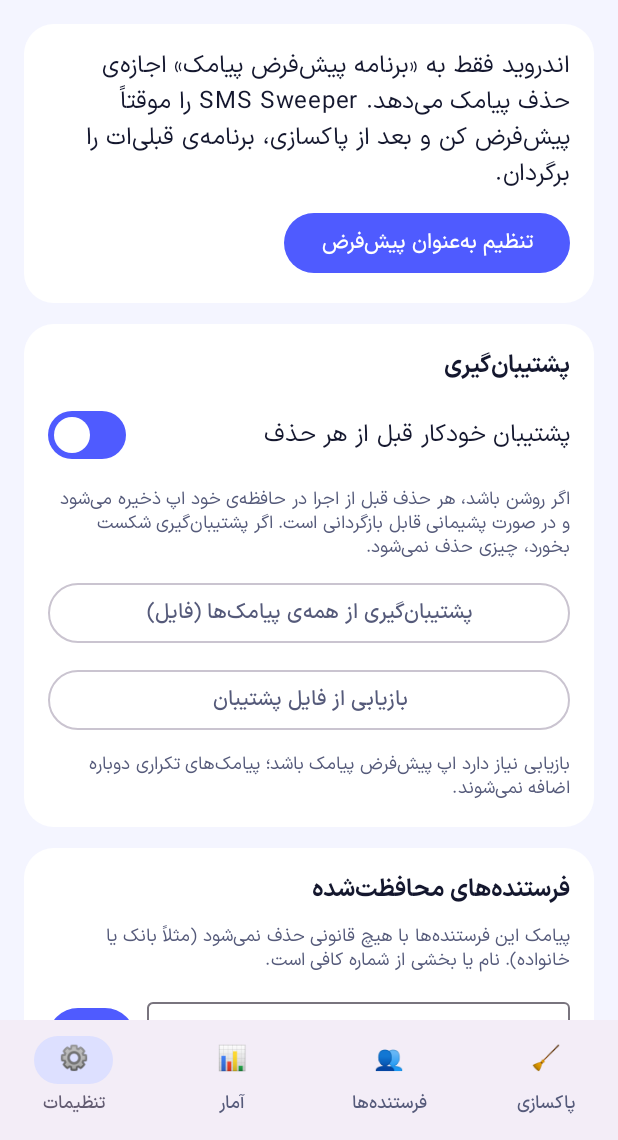
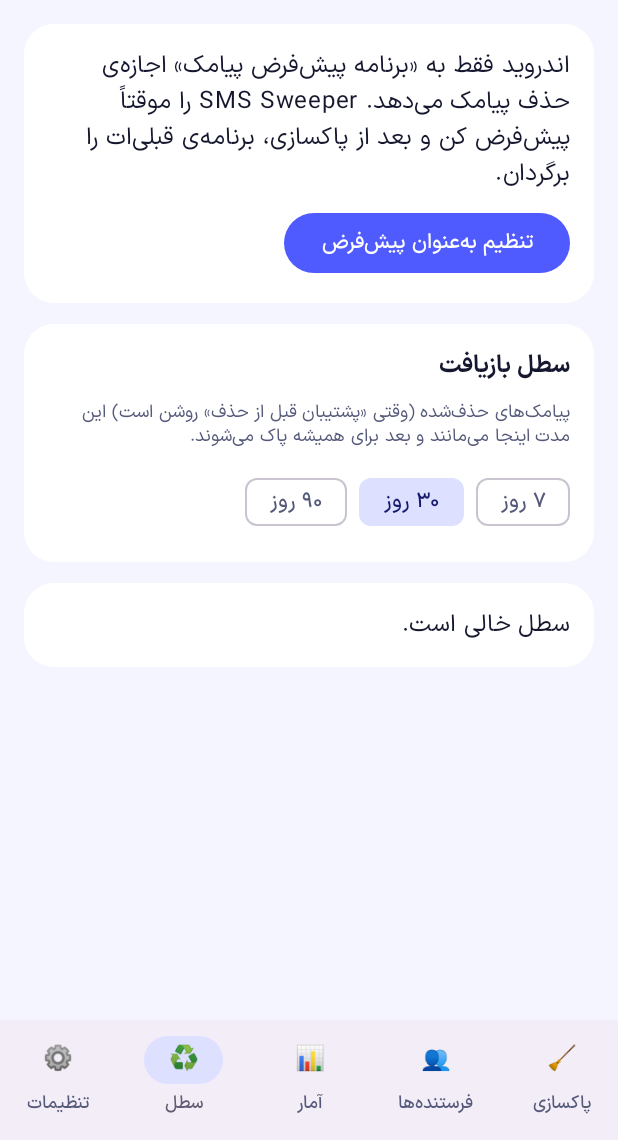
Before and after one commit to MrJs6781/SMS-Sweeper, an Android app built with Jetpack Compose: the screen it shows after launch (MainActivity), item 4 of the bottom bar chosen, on a phone screen of 412 x 824 dp, the part 96-1236 px from its top. Run offline under Robolectric (Android 15) with nearby library versions, the phone set to English and light mode, and no system bars; pictures from the network do not load.

Commit message:
feat: in-app trash tab, undo last delete, retention auto-purge
Deleted batches stay restorable for 7/30/90 days (purged on launch and when the
setting changes). Delete results show a one-tap undo; messages moved to one place.

```diff
--- a/app/src/main/kotlin/app/smssweeper/App.kt
+++ b/app/src/main/kotlin/app/smssweeper/App.kt
@@ -40,6 +40,7 @@ enum class Tab(val label: String, val icon: String) {
     CLEAN("پاکسازی", "🧹"),
     SENDERS("فرستنده‌ها", "👥"),
     STATS("آمار", "📊"),
+    TRASH("سطل", "♻️"),
     SETTINGS("تنظیمات", "⚙️"),
 }
 
@@ -73,7 +74,7 @@ fun App(vm: AppVm) {
         bottomBar = {
             if (Tab.entries.size > 1) NavigationBar {
                 Tab.entries.forEach {
-                    NavigationBarItem(tab == it, { tab = it }, { Text(it.icon) }, label = { Text(it.label) })
+                    NavigationBarItem(tab == it, { tab = it; vm.message = null },{ Text(it.icon) }, label = { Text(it.label) })
                 }
             }
         },
@@ -100,7 +101,16 @@ fun App(vm: AppVm) {
                 Tab.CLEAN -> CleanScreen(vm, isDefault)
                 Tab.SENDERS -> SendersScreen(vm, isDefault)
                 Tab.STATS -> StatsScreen(vm)
+                Tab.TRASH -> TrashScreen(vm, isDefault)
                 Tab.SETTINGS -> SettingsScreen(vm)
+            }
+            vm.message?.let { msg ->
+                Panel {
+                    Text(msg, fontWeight = FontWeight.Medium)
+                    vm.lastBatch?.let { b ->
+                        OutlinedButton({ vm.restoreBatch(b) }, enabled = isDefault && !vm.busy) { Text("بازگردانی همین حذف") }
+                    }
+                }
             }
         }
     }
--- a/app/src/main/kotlin/app/smssweeper/AppVm.kt
+++ b/app/src/main/kotlin/app/smssweeper/AppVm.kt
@@ -24,6 +24,66 @@ class AppVm(app: Application) : AndroidViewModel(app) {
     fun updateLists(l: Lists) {
         lists = l
         Prefs.saveLists(ctx, l)
+    }
+
+    // ---- in-app trash (backup batches) ----
+    var batches by mutableStateOf<List<Batch>>(emptyList())
+        private set
+
+    /** Backup made by the most recent delete; lets the UI offer "undo". */
+    var lastBatch by mutableStateOf<Batch?>(null)
+        private set
+
+    var retention by mutableIntStateOf(Prefs.retention(ctx))
+        private set
+
+    init {
+        viewModelScope.launch(Dispatchers.IO) {
+            Backup.purge(ctx, retention)
+            batches = Backup.batches(ctx)
+        }
+    }
+
+    fun reloadBatches() {
+        batches = Backup.batches(ctx)
+    }
+
+    fun setRetention(days: Int) {
+        retention = days
+        Prefs.setRetention(ctx, days)
+        viewModelScope.launch(Dispatchers.IO) {
+            Backup.purge(ctx, days)
+            batches = Backup.batches(ctx)
+        }
+    }
+
+    fun restoreBatch(b: Batch) {
+        viewModelScope.launch {
+            message = runCatching {
+                withContext(Dispatchers.IO) {
+                    val msgs = b.file.inputStream().use { Backup.read(it) }
+                    val n = Backup.restore(ctx.contentResolver, msgs)
+                    b.file.delete() // only reached if the restore didn't throw
+                    n
+                }
+            }.fold({ "$it پیامک بازیابی شد." }, { "بازیابی ناموفق بود (آیا اپ پیش‌فرض پیامک است؟): ${it.message}" })
+            if (lastBatch?.file == b.file) lastBatch = null
+            reloadBatches()
+            loading = false
+            refresh()
+        }
+    }
+
+    fun deleteBatch(b: Batch) {
+        b.file.delete()
+        if (lastBatch?.file == b.file) lastBatch = null
+        reloadBatches()
+    }
+
+    fun emptyTrash() {
+        batches.forEach { it.file.delete() }
+        lastBatch = null
+        reloadBatches()
     }
 
     var backupOn by mutableStateOf(Prefs.backupOn(ctx))
@@ -106,6 +166,7 @@ class AppVm(app: Application) : AndroidViewModel(app) {
             busy = true
             progress = 0
             message = null
+            lastBatch = null
             val res = runCatching {
                 withContext(Dispatchers.IO) {
                     // If the backup fails this throws and nothing is deleted.
@@ -117,6 +178,8 @@ class AppVm(app: Application) : AndroidViewModel(app) {
                 { if (it == 0) "هیچ پیامکی حذف نشد؛ مطمئن شو این برنامه پیش‌فرض پیامک است." else "$it پیامک حذف شد." },
                 { "خطا: ${it.message}" },
             )
+            if (backupOn && res.getOrDefault(0) > 0) lastBatch = Backup.batches(ctx).firstOrNull()
+            reloadBatches()
             busy = false
             loading = false
             refresh()
--- a/app/src/main/kotlin/app/smssweeper/CleanScreen.kt
+++ b/app/src/main/kotlin/app/smssweeper/CleanScreen.kt
@@ -115,7 +115,6 @@ fun CleanScreen(vm: AppVm, isDefault: Boolean) {
         LinearProgressIndicator(Modifier.fillMaxWidth())
         if (vm.progress > 0) Hint("${vm.progress} پیامک حذف شد…")
     }
-    vm.message?.let { Panel { Text(it, fontWeight = FontWeight.Medium) } }
 
     confirm?.let { list ->
         AlertDialog(
--- a/app/src/main/kotlin/app/smssweeper/SendersScreen.kt
+++ b/app/src/main/kotlin/app/smssweeper/SendersScreen.kt
@@ -72,7 +72,6 @@ fun SendersScreen(vm: AppVm, isDefault: Boolean) {
     }
     if (shown.size > MAX_ROWS) Hint("فقط ${MAX_ROWS} فرستنده‌ی اول نمایش داده می‌شود؛ برای دیدن بقیه جستجو کن.")
     if (!isDefault) Hint("برای حذف، اپ باید پیش‌فرض پیامک باشد.")
-    vm.message?.let { Panel { Text(it, fontWeight = FontWeight.Medium) } }
 
     confirm?.let { s ->
         AlertDialog(
--- a/app/src/main/kotlin/app/smssweeper/SettingsScreen.kt
+++ b/app/src/main/kotlin/app/smssweeper/SettingsScreen.kt
@@ -39,7 +39,6 @@ fun SettingsScreen(vm: AppVm) {
         OutlinedButton({ import.launch(arrayOf("*/*")) }, Modifier.fillMaxWidth()) { Text("بازیابی از فایل پشتیبان") }
         Hint("بازیابی نیاز دارد اپ پیش‌فرض پیامک باشد؛ پیامک‌های تکراری دوباره اضافه نمی‌شوند.")
     }
-    vm.message?.let { Panel { Text(it, fontWeight = FontWeight.Medium) } }
 
     val l = vm.lists
     ListEditor(
--- /dev/null
+++ b/app/src/main/kotlin/app/smssweeper/TrashScreen.kt
@@ -0,0 +1,57 @@
+package app.smssweeper
+
+import androidx.compose.foundation.layout.Row
+import androidx.compose.material3.AlertDialog
+import androidx.compose.material3.FilterChip
+import androidx.compose.material3.MaterialTheme
+import androidx.compose.material3.OutlinedButton
+import androidx.compose.material3.Text
+import androidx.compose.material3.TextButton
+import androidx.compose.runtime.Composable
+import androidx.compose.runtime.LaunchedEffect
+import androidx.compose.runtime.getValue
+import androidx.compose.runtime.mutableStateOf
+import androidx.compose.runtime.remember
+import androidx.compose.runtime.setValue
+import androidx.compose.ui.text.font.FontWeight
+
+@Composable
+fun TrashScreen(vm: AppVm, isDefault: Boolean) {
+    LaunchedEffect(Unit) { vm.reloadBatches() }
+    var confirmEmpty by remember { mutableStateOf(false) }
+
+    Panel {
+        Text("سطل بازیافت", fontWeight = FontWeight.Bold)
+        Hint("پیامک‌های حذف‌شده (وقتی «پشتیبان قبل از حذف» روشن است) این مدت اینجا می‌مانند و بعد برای همیشه پاک می‌شوند.")
+        ChipRow {
+            listOf(7, 30, 90).forEach { FilterChip(vm.retention == it, { vm.setRetention(it) }, { Text("$it روز") }) }
+        }
+    }
+
+    if (vm.batches.isEmpty()) Panel { Text("سطل خالی است.") }
+    vm.batches.forEach { b ->
+        Panel {
+            Text("${jalali(b.createdAt)} · ${b.count} پیامک", fontWeight = FontWeight.Bold)
+            Row {
+                TextButton({ vm.restoreBatch(b) }, enabled = isDefault && !vm.busy) { Text("بازیابی") }
+                TextButton({ vm.deleteBatch(b) }) { Text("حذف دائمی", color = MaterialTheme.colorScheme.error) }
+            }
+        }
+    }
+    if (vm.batches.isNotEmpty()) {
+        OutlinedButton({ confirmEmpty = true }) { Text("خالی کردن سطل") }
+        if (!isDefault) Hint("برای بازیابی، اپ باید پیش‌فرض پیامک باشد.")
+    }
+
+    if (confirmEmpty) {
+        AlertDialog(
+            onDismissRequest = { confirmEmpty = false },
+            title = { Text("خالی کردن سطل") },
+            text = { Text("همه‌ی پیامک‌های داخل سطل برای همیشه پاک می‌شوند. ادامه می‌دهی؟") },
+            confirmButton = {
+                TextButton({ confirmEmpty = false; vm.emptyTrash() }) { Text("پاک کن", color = MaterialTheme.colorScheme.error) }
+            },
+            dismissButton = { TextButton({ confirmEmpty = false }) { Text("انصراف") } },
+        )
+    }
+}
```
